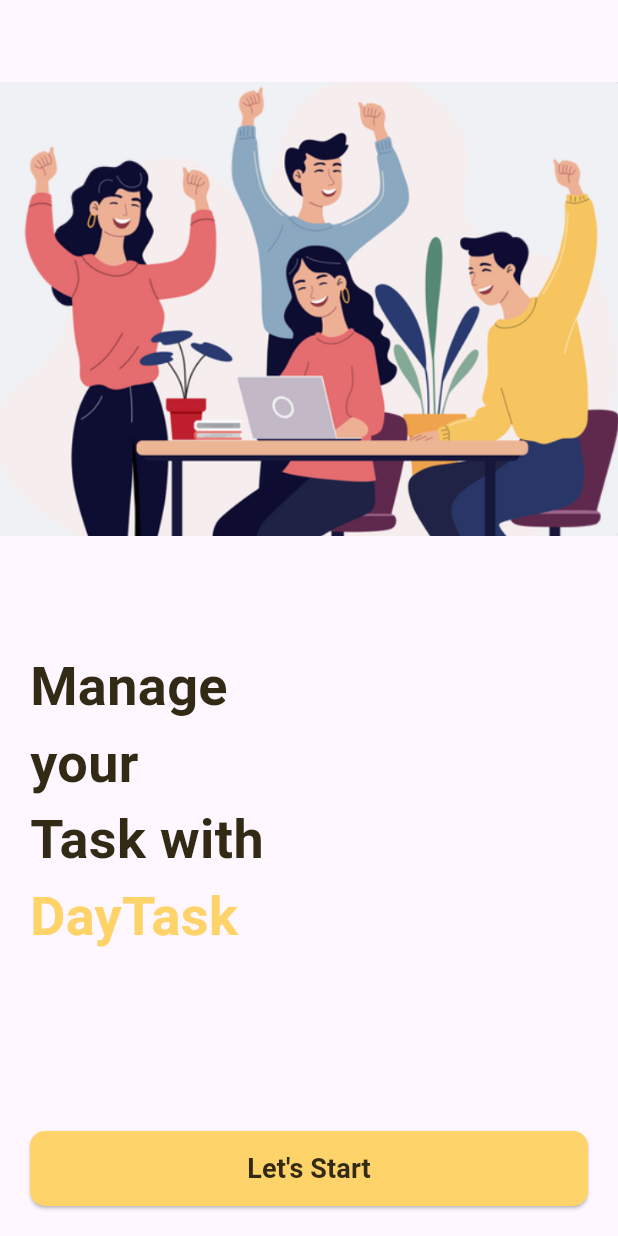
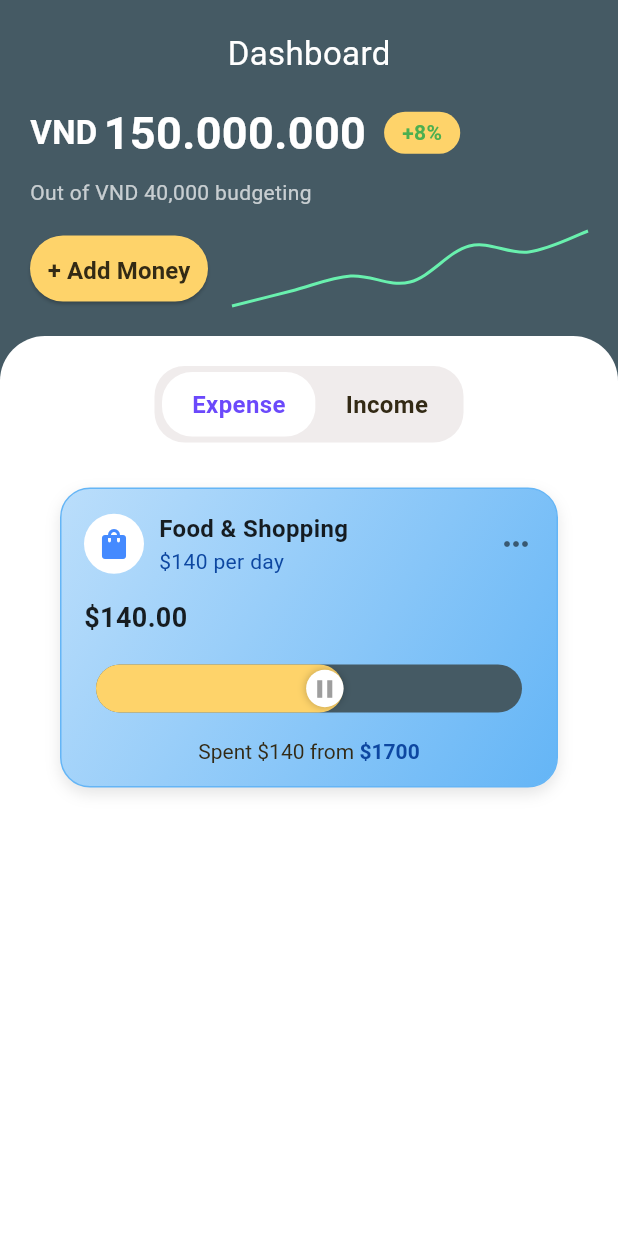
Before and after one commit to phantronghuy/daily-expense-management, a Flutter app: the screen it shows after launch, after a tap on "Let's Start", on a phone screen of 412 x 824 dp. Run offline on Flutter 3.47's test engine with Material 3 defaults, Android fonts, the phone set to English and light mode, and no system bars; drawn by our look-alikes of fl_chart.

Commit message:
[FE][IMPLEMENT] Create Dashboard Screen [DES] Create start screen       Create flash card

```diff
--- a/lib/main.dart
+++ b/lib/main.dart
@@ -1,3 +1,4 @@
+import 'package:daily_expense_management/page/welcome_page/WelcomePage.dart';
 import 'package:daily_expense_management/res/colors/MyColors.dart';
 import 'package:daily_expense_management/res/images/MyImagesPath.dart';
 import 'package:flutter/material.dart';
@@ -13,78 +14,18 @@
   Widget build(BuildContext context) {
     return const MaterialApp(
       debugShowCheckedModeBanner: false,
-      home: TaskScreen(),
+      home: StartScreen(),
     );
   }
 }
 
-class TaskScreen extends StatelessWidget {
-  const TaskScreen({super.key});
+class StartScreen extends StatelessWidget {
+  const StartScreen({super.key});
 
   @override
   Widget build(BuildContext context) {
-    return Scaffold(
-      body: Column(
-        children: [
-          Expanded(
-            flex: 2,
-            child: Image.asset(
-              MyImagesPath.teamWorkImg,
-              width: MediaQuery.of(context).size.width,
-              height: 100,
-            ),
-          ),
-          Expanded(
-            flex: 2,
-            child: Padding(
-              padding: const EdgeInsets.all(20.0),
-              child: Column(
-                crossAxisAlignment: CrossAxisAlignment.start,
-                children: [
-                  textWidget("Manage", MyColors.blackColor),
-                  textWidget("your", MyColors.blackColor),
-                  textWidget("Task with", MyColors.blackColor),
-                  textWidget("DayTask", MyColors.secondaryColor),
-                  const Spacer(),
-                  SizedBox(
-                    width: double.infinity,
-                    height: 50,
-                    child: ElevatedButton(
-                      style: ElevatedButton.styleFrom(
-                        backgroundColor: const Color(MyColors.secondaryColor),
-                        foregroundColor: const Color(MyColors.blackColor),
-                        shape: RoundedRectangleBorder(
-                          borderRadius: BorderRadius.circular(10),
-                        ),
-                      ),
-                      onPressed: () {},
-                      child: const Text(
-                        "Let's Start",
-                        style: TextStyle(
-                          fontSize: 18,
-                          color:  Color(MyColors.blackColor),
-                          fontWeight: FontWeight.w700,
-                        ),
-                      ),
-                    ),
-                  )
-                ],
-              ),
-            ),
-          ),
-        ],
-      ),
-    );
-  }
-
-  Widget textWidget(String text, int color) {
-    return Text(
-      text,
-      style: TextStyle(
-        fontSize: 36,
-        fontWeight: FontWeight.w700,
-        color: Color(color),
-      ),
+    return const Scaffold(
+      body: WelcomePage(),
     );
   }
 }
--- /dev/null
+++ b/lib/page/dashboard_page/DashBoardPage.dart
@@ -0,0 +1,188 @@
+import 'package:daily_expense_management/page/dashboard_page/TaskCardWidget.dart';
+import 'package:daily_expense_management/page/dashboard_page/ToggleButton.dart';
+import 'package:daily_expense_management/res/colors/MyColors.dart';
+import 'package:flutter/material.dart';
+import 'package:fl_chart/fl_chart.dart';
+
+class DashboardPage extends StatelessWidget {
+  @override
+  Widget build(BuildContext context) {
+    return Scaffold(
+      backgroundColor: const Color(MyColors.primaryColor),
+      body: SafeArea(
+        child: Column(
+          children: [
+            // Top Section
+            Container(
+              padding: const EdgeInsets.all(20),
+              child: Column(
+                crossAxisAlignment: CrossAxisAlignment.start,
+                children: [
+                  // Dashboard title
+                  const Center(
+                    child: Text(
+                      "Dashboard",
+                      style: TextStyle(
+                        color: Colors.white,
+                        fontSize: 22,
+                        fontWeight: FontWeight.normal,
+                      ),
+                    ),
+                  ),
+                  const SizedBox(height: 16),
+                  // Budget details
+                  Row(
+                    mainAxisAlignment: MainAxisAlignment.start,
+                    children: [
+                      const Text(
+                        "VND",
+                        style: TextStyle(
+                          color: Colors.white,
+                          fontSize: 22,
+                          fontWeight: FontWeight.bold,
+                        ),
+                      ),
+                      const SizedBox(width: 4),
+                      const Text(
+                        "150.000.000",
+                        style: TextStyle(
+                          color: Colors.white,
+                          fontSize: 30,
+                          fontWeight: FontWeight.bold,
+                        ),
+                      ),
+                      const SizedBox(width: 12),
+                      Container(
+                        padding: const EdgeInsets.symmetric(
+                            horizontal: 12, vertical: 4),
+                        decoration: BoxDecoration(
+                          color: const Color(MyColors.secondaryColor),
+                          borderRadius: BorderRadius.circular(20),
+                        ),
+                        child: const Text(
+                          "+8%",
+                          style: TextStyle(
+                            color: Colors.green,
+                            fontWeight: FontWeight.bold,
+                          ),
+                        ),
+                      ),
+                    ],
+                  ),
+                  const SizedBox(height: 8),
+                  const Text(
+                    "Out of VND 40,000 budgeting",
+                    style: TextStyle(
+                      color: Colors.white70,
+                      fontSize: 14,
+                    ),
+                  ),
+                  const SizedBox(height: 16),
+
+                  // Add Money Button + Stock Chart
+                  Row(
+                    children: [
+                      // Add Money Button
+                      Expanded(
+                        flex: 1,
+                        child: SizedBox(
+                          height: 44,
+                          child: ElevatedButton(
+                            onPressed: () {},
+                            style: ElevatedButton.styleFrom(
+                              backgroundColor: const Color(MyColors.secondaryColor),
+                              foregroundColor:  const Color(MyColors.blackColor),
+                              shape: RoundedRectangleBorder(
+                                borderRadius: BorderRadius.circular(25),
+                              ),
+                              padding:
+                                  const EdgeInsets.symmetric(vertical: 12),
+                            ),
+                            child: const Text(
+                              "+ Add Money",
+                              style: TextStyle(
+                                fontSize: 16,
+                                fontWeight: FontWeight.w600,
+                              ),
+                            ),
+                          ),
+                        ),
+                      ),
+                      const SizedBox(width: 16),
+                      // Stock Chart
+                      Expanded(
+                        flex: 2,
+                        child: SizedBox(
+                          width: 100, // Adjust the width
+                          height: 50,
+                          child: LineChart(
+                            LineChartData(
+                              gridData: const FlGridData(show: false),
+                              titlesData: const FlTitlesData(show: false),
+                              borderData: FlBorderData(
+                                show: false,
+                              ),
+                              lineBarsData: [
+                                LineChartBarData(
+                                  spots: [
+                                    const FlSpot(0, 3),
+                                    const FlSpot(1, 3.5),
+                                    const FlSpot(2, 4),
+                                    const FlSpot(3, 3.8),
+                                    const FlSpot(4, 5),
+                                    const FlSpot(5, 4.8),
+                                    const FlSpot(6, 5.5),
+                                  ],
+                                  isCurved: true,
+                                  color: Colors.greenAccent,
+                                  barWidth: 2,
+                                  dotData: const FlDotData(show: false),
+                                ),
+                              ],
+                            ),
+                          ),
+                        ),
+                      ),
+                    ],
+                  ),
+                ],
+              ),
+            ),
+
+            // White Container (Bottom Part)
+            Expanded(
+              child: Container(
+                decoration: const BoxDecoration(
+                  color: Colors.white,
+                  borderRadius: BorderRadius.only(
+                    topLeft: Radius.circular(30),
+                    topRight: Radius.circular(30),
+                  ),
+                ),
+                child: Padding(
+                  padding: const EdgeInsets.all(20),
+                  child: Column(
+                    children: [
+                      // Expense & Income Toggle
+                      Container(
+                        padding: const EdgeInsets.symmetric(vertical: 4, horizontal: 5),
+                        width: MediaQuery.of(context).size.width/2,
+                        decoration: BoxDecoration(
+                          color: MyColors.grayColor,
+                          borderRadius: BorderRadius.circular(20),
+                        ),
+                        child: ToggleButton(textBtn1: "Expense", textBtn2: "Income", currentStatusBtn1: true),
+                      ),
+                      const SizedBox(height: 20),
+                      TaskCardWidget(),
+                    ],
+                  ),
+                ),
+              ),
+            ),
+          ],
+        ),
+      ),
+    );
+  }
+}
--- /dev/null
+++ b/lib/page/dashboard_page/TaskCardWidget.dart
@@ -0,0 +1,150 @@
+import 'package:daily_expense_management/res/colors/MyColors.dart';
+import 'package:flutter/material.dart';
+
+class TaskCardWidget extends StatelessWidget {
+  @override
+  Widget build(BuildContext context) {
+    return Container(
+      margin: const EdgeInsets.symmetric(horizontal: 20, vertical: 10),
+      padding: const EdgeInsets.all(15),
+      decoration: BoxDecoration(
+        borderRadius: BorderRadius.circular(20),
+        gradient: LinearGradient(
+          colors: [Colors.blue.shade100, Colors.blue.shade300],
+          begin: Alignment.topLeft,
+          end: Alignment.bottomRight,
+        ),
+        border: Border.all(color: Colors.blue.shade300),
+        boxShadow: [
+          BoxShadow(
+            color: Colors.black.withOpacity(0.1),
+            blurRadius: 8,
+            offset: const Offset(0, 4),
+          ),
+        ],
+      ),
+      child: Column(
+        crossAxisAlignment: CrossAxisAlignment.start,
+        children: [
+          // Title & Icon Row
+          Row(
+            children: [
+              const CircleAvatar(
+                backgroundColor: Colors.white,
+                radius: 20,
+                child: Icon(Icons.shopping_bag, color: Colors.blueAccent),
+              ),
+              const SizedBox(width: 10),
+              Column(
+                crossAxisAlignment: CrossAxisAlignment.start,
+                children: [
+                  const Text(
+                    "Food & Shopping",
+                    style: TextStyle(
+                      fontSize: 16,
+                      fontWeight: FontWeight.bold,
+                      color: Colors.black87,
+                    ),
+                  ),
+                  Text(
+                    "\$140 per day",
+                    style: TextStyle(fontSize: 14, color: Colors.blue.shade900),
+                  ),
+                ],
+              ),
+              const Spacer(),
+              const Icon(Icons.more_horiz, color: Colors.black54),
+            ],
+          ),
+          const SizedBox(height: 15),
+
+          // Progress Bar
+          Column(
+            crossAxisAlignment: CrossAxisAlignment.start,
+            children: [
+              // Amount
+              const Text(
+                "\$140.00",
+                style: TextStyle(
+                  fontSize: 18,
+                  fontWeight: FontWeight.bold,
+                  color: Colors.black87,
+                ),
+              ),
+              const SizedBox(height: 10),
+
+              // Progress Bar with Circular Handle
+              Padding(
+                padding: const EdgeInsets.all(8.0),
+                child: Stack(
+                  alignment: Alignment.centerLeft,
+                  children: [
+                    // Background bar
+                    Container(
+                      height: 32,
+                      width: double.infinity,
+                      decoration: BoxDecoration(
+                        color: const Color(MyColors.primaryColor),
+                        borderRadius: BorderRadius.circular(30),
+                      ),
+                    ),
+                    // Filled bar
+                    Container(
+                      height: 32,
+                      width: MediaQuery.of(context).size.width * 0.4, // 40% filled
+                      decoration: BoxDecoration(
+                        color: const Color(MyColors.secondaryColor),
+                        borderRadius: BorderRadius.circular(30),
+                      ),
+                    ),
+                    // Circular handle
+                    Positioned(
+                      left: MediaQuery.of(context).size.width * 0.34, // Near 40%
+                      child: Container(
+                        width: 25,
+                        height: 32,
+                        decoration: const BoxDecoration(
+                          color: Colors.white,
+                          shape: BoxShape.circle,
+                          boxShadow: [
+                            BoxShadow(
+                              color: Colors.black26,
+                              blurRadius: 4,
+                            ),
+                          ],
+                        ),
+                        child: const Center(
+                          child: Icon(Icons.pause, size: 20, color: Colors.grey),
+                        ),
+                      ),
+                    ),
+                  ],
+                ),
+              ),
+              const SizedBox(height: 10),
+
+              // Spent amount and total budget
+              Center(
+                child: RichText(
+                  text: TextSpan(
+                    text: "Spent \$140 from ",
+                    style: const TextStyle(fontSize: 14, color:  Color(MyColors.blackColor)),
+                    children: [
+                      TextSpan(
+                        text: "\$1700",
+                        style: TextStyle(
+                          fontWeight: FontWeight.bold,
+                          color: Colors.blue.shade900,
+                        ),
+                      ),
+                    ],
+                  ),
+                ),
+              ),
+            ],
+          ),
+        ],
+      ),
+    );
+  }
+}
--- /dev/null
+++ b/lib/page/dashboard_page/ToggleButton.dart
@@ -0,0 +1,70 @@
+import 'package:daily_expense_management/res/colors/MyColors.dart';
+import 'package:flutter/material.dart';
+
+class ToggleButton extends StatefulWidget {
+  String textBtn1;
+  String textBtn2;
+  bool currentStatusBtn1;
+  ToggleButton({required this.textBtn1, required this.textBtn2, required this.currentStatusBtn1, super.key});
+
+  @override
+  State<ToggleButton> createState() => _ToggleButtonState();
+}
+
+class _ToggleButtonState extends State<ToggleButton> {
+  @override
+  Widget build(BuildContext context) {
+    return _toggleButton(widget.textBtn1, widget.textBtn2, widget.currentStatusBtn1);
+  }
+
+  void _toggleStatusOnClick() {
+    setState(() {
+      widget.currentStatusBtn1 = !widget.currentStatusBtn1;
+    });
+  }
+
+  Widget _toggleButton(String textBtn1, String textBtn2, bool currentStatusBtn1) {
+    return Row(
+      mainAxisAlignment: MainAxisAlignment.spaceBetween,
+      children: [
+        InkWell(
+          onTap: () => _toggleStatusOnClick(),
+          child: Container(
+            padding: const EdgeInsets.symmetric(vertical: 10, horizontal: 20),
+            decoration: BoxDecoration(
+              color: currentStatusBtn1 ? Colors.white : MyColors.grayColor,
+              borderRadius: BorderRadius.circular(20),
+            ),
+            child: Text(
+              textBtn1,
+              style: TextStyle(
+                color: currentStatusBtn1 ? const Color(MyColors.purpleColor) : const Color(MyColors.blackColor),
+                fontSize: 16,
+                fontWeight: FontWeight.bold,
+              ),
+            ),
+          ),
+        ),
+
+        InkWell(
+          onTap: () => _toggleStatusOnClick(),
+          child: Container(
+            padding: const EdgeInsets.symmetric(vertical: 10, horizontal: 20),
+            decoration: BoxDecoration(
+              color: !currentStatusBtn1 ? Colors.white : MyColors.grayColor,
+              borderRadius: BorderRadius.circular(20),
+            ),
+            child: Text(
+              textBtn2,
+              style: TextStyle(
+                color: !currentStatusBtn1 ? const Color(MyColors.purpleColor) : const Color(MyColors.blackColor),
+                fontSize: 16,
+                fontWeight: FontWeight.bold,
+              ),
+            ),
+          ),
+        ),
+      ],
+    );
+  }
+}
--- /dev/null
+++ b/lib/page/welcome_page/WelcomePage.dart
@@ -0,0 +1,82 @@
+import 'package:daily_expense_management/page/dashboard_page/DashBoardPage.dart';
+import 'package:daily_expense_management/res/colors/MyColors.dart';
+import 'package:daily_expense_management/res/images/MyImagesPath.dart';
+import 'package:flutter/material.dart';
+
+class WelcomePage extends StatelessWidget {
+  const WelcomePage({super.key});
+
+  @override
+  Widget build(BuildContext context) {
+    return Column(
+        children: [
+          Expanded(
+            flex: 2,
+            child: Image.asset(
+              MyImagesPath.teamWorkImg,
+              width: MediaQuery.of(context).size.width,
+              height: 100,
+            ),
+          ),
+          Expanded(
+            flex: 2,
+            child: Padding(
+              padding: const EdgeInsets.all(20.0),
+              child: Column(
+                crossAxisAlignment: CrossAxisAlignment.start,
+                children: [
+                  textWidget("Manage", MyColors.blackColor),
+                  textWidget("your", MyColors.blackColor),
+                  textWidget("Expense with", MyColors.blackColor),
+                  textWidget("ExpenseMng", MyColors.secondaryColor),
+                  const Spacer(),
+                  SizedBox(
+                    width: double.infinity,
+                    height: 50,
+                    child: ElevatedButton(
+                      style: ElevatedButton.styleFrom(
+                        backgroundColor: const Color(MyColors.secondaryColor),
+                        foregroundColor: const Color(MyColors.blackColor),
+                        shape: RoundedRectangleBorder(
+                          borderRadius: BorderRadius.circular(10),
+                        ),
+                      ),
+                      onPressed: () => _naviGator(context),
+                      child: const Text(
+                        "Let's Start",
+                        style: TextStyle(
+                          fontSize: 18,
+                          color:  Color(MyColors.blackColor),
+                          fontWeight: FontWeight.w700,
+                        ),
+                      ),
+                    ),
+                  )
+                ],
+              ),
+            ),
+          ),
+        ],
+      );
+  }
+
+  void _naviGator(BuildContext context) {
+    Navigator.push(
+      context,
+      MaterialPageRoute(
+        builder: (context) => DashboardPage(),
+      ),
+    );
+  }
+
+  Widget textWidget(String text, int color) {
+    return Text(
+      text,
+      style: TextStyle(
+        fontSize: 36,
+        fontWeight: FontWeight.w700,
+        color: Color(color),
+      ),
+    );
+  }
+}
--- a/lib/res/colors/MyColors.dart
+++ b/lib/res/colors/MyColors.dart
@@ -1,6 +1,11 @@
+import 'package:flutter/material.dart';
 class MyColors {
   static const int primaryColor = 0xFF455a64;
   static const int secondaryColor = 0xFFfed36a;
   static const int blackColor = 0xFF332a15;
   static const int whiteColor = 0xFFced3d6;
+  static const int purpleColor = 0xFF6b49fb;
+
+
+  static const Color grayColor = Color.fromARGB(255, 240, 236, 236);
 }
--- a/pubspec.yaml
+++ b/pubspec.yaml
@@ -35,6 +35,7 @@
   # The following adds the Cupertino Icons font to your application.
   # Use with the CupertinoIcons class for iOS style icons.
   cupertino_icons: ^1.0.2
+  fl_chart: ^0.63.0
 
 dev_dependencies:
   flutter_test:
```
Also changed, not shown: pubspec.lock.
